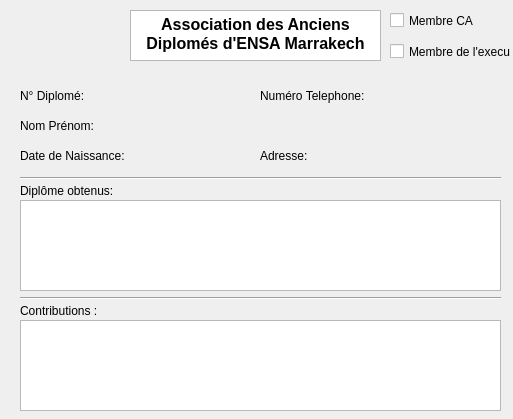
This is membreinfo.ui in redaaa99/Gestion-Association-Ensa as Qt 5 draws it before an edit. The edited form follows.
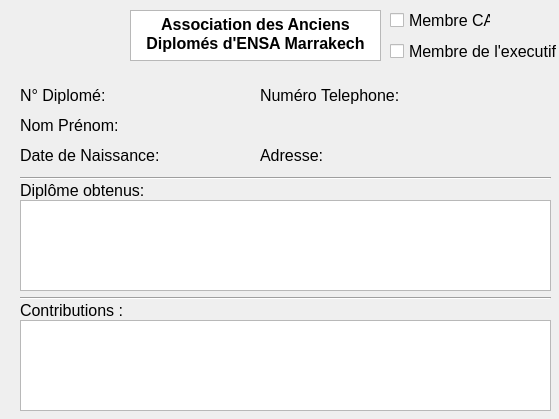
This is the edited form.

```diff
--- a/membreinfo.ui
+++ b/membreinfo.ui
@@ -6,7 +6,7 @@
    <rect>
     <x>0</x>
     <y>0</y>
-    <width>513</width>
+    <width>559</width>
     <height>419</height>
    </rect>
   </property>
@@ -46,11 +46,16 @@
      <height>21</height>
     </rect>
    </property>
+   <property name="font">
+    <font>
+     <pointsize>12</pointsize>
+    </font>
+   </property>
    <property name="text">
     <string>Membre CA</string>
    </property>
    <property name="checkable">
-    <bool>false</bool>
+    <bool>true</bool>
    </property>
   </widget>
   <widget class="QCheckBox" name="checkBox_2">
@@ -58,15 +63,20 @@
     <rect>
      <x>390</x>
      <y>36</y>
-     <width>121</width>
+     <width>171</width>
      <height>31</height>
     </rect>
    </property>
+   <property name="font">
+    <font>
+     <pointsize>12</pointsize>
+    </font>
+   </property>
    <property name="text">
     <string>Membre de l'executif</string>
    </property>
    <property name="checkable">
-    <bool>false</bool>
+    <bool>true</bool>
    </property>
   </widget>
   <widget class="QLabel" name="label">
@@ -74,10 +84,15 @@
     <rect>
      <x>20</x>
      <y>80</y>
-     <width>111</width>
+     <width>191</width>
      <height>31</height>
     </rect>
    </property>
+   <property name="font">
+    <font>
+     <pointsize>12</pointsize>
+    </font>
+   </property>
    <property name="text">
     <string>N° Diplomé:</string>
    </property>
@@ -87,10 +102,15 @@
     <rect>
      <x>20</x>
      <y>110</y>
-     <width>91</width>
+     <width>211</width>
      <height>31</height>
     </rect>
    </property>
+   <property name="font">
+    <font>
+     <pointsize>12</pointsize>
+    </font>
+   </property>
    <property name="text">
     <string>Nom Prénom:</string>
    </property>
@@ -100,10 +120,15 @@
     <rect>
      <x>260</x>
      <y>80</y>
-     <width>231</width>
+     <width>281</width>
      <height>31</height>
     </rect>
    </property>
+   <property name="font">
+    <font>
+     <pointsize>12</pointsize>
+    </font>
+   </property>
    <property name="text">
     <string>Numéro Telephone:</string>
    </property>
@@ -113,10 +138,15 @@
     <rect>
      <x>20</x>
      <y>140</y>
-     <width>151</width>
+     <width>231</width>
      <height>31</height>
     </rect>
    </property>
+   <property name="font">
+    <font>
+     <pointsize>12</pointsize>
+    </font>
+   </property>
    <property name="text">
     <string>Date de Naissance:</string>
    </property>
@@ -130,6 +160,11 @@
      <height>31</height>
     </rect>
    </property>
+   <property name="font">
+    <font>
+     <pointsize>12</pointsize>
+    </font>
+   </property>
    <property name="text">
     <string>Adresse:</string>
    </property>
@@ -139,10 +174,15 @@
     <rect>
      <x>20</x>
      <y>170</y>
-     <width>121</width>
+     <width>141</width>
      <height>41</height>
     </rect>
    </property>
+   <property name="font">
+    <font>
+     <pointsize>12</pointsize>
+    </font>
+   </property>
    <property name="text">
     <string>Diplôme obtenus:</string>
    </property>
@@ -152,7 +192,7 @@
     <rect>
      <x>20</x>
      <y>170</y>
-     <width>481</width>
+     <width>531</width>
      <height>16</height>
     </rect>
    </property>
@@ -165,7 +205,7 @@
     <rect>
      <x>20</x>
      <y>200</y>
-     <width>481</width>
+     <width>531</width>
      <height>91</height>
     </rect>
    </property>
@@ -175,7 +215,7 @@
     <rect>
      <x>20</x>
      <y>290</y>
-     <width>481</width>
+     <width>531</width>
      <height>16</height>
     </rect>
    </property>
@@ -192,6 +232,11 @@
      <height>41</height>
     </rect>
    </property>
+   <property name="font">
+    <font>
+     <pointsize>12</pointsize>
+    </font>
+   </property>
    <property name="text">
     <string>Contributions : </string>
    </property>
@@ -201,7 +246,7 @@
     <rect>
      <x>20</x>
      <y>320</y>
-     <width>481</width>
+     <width>531</width>
      <height>91</height>
     </rect>
    </property>
```
